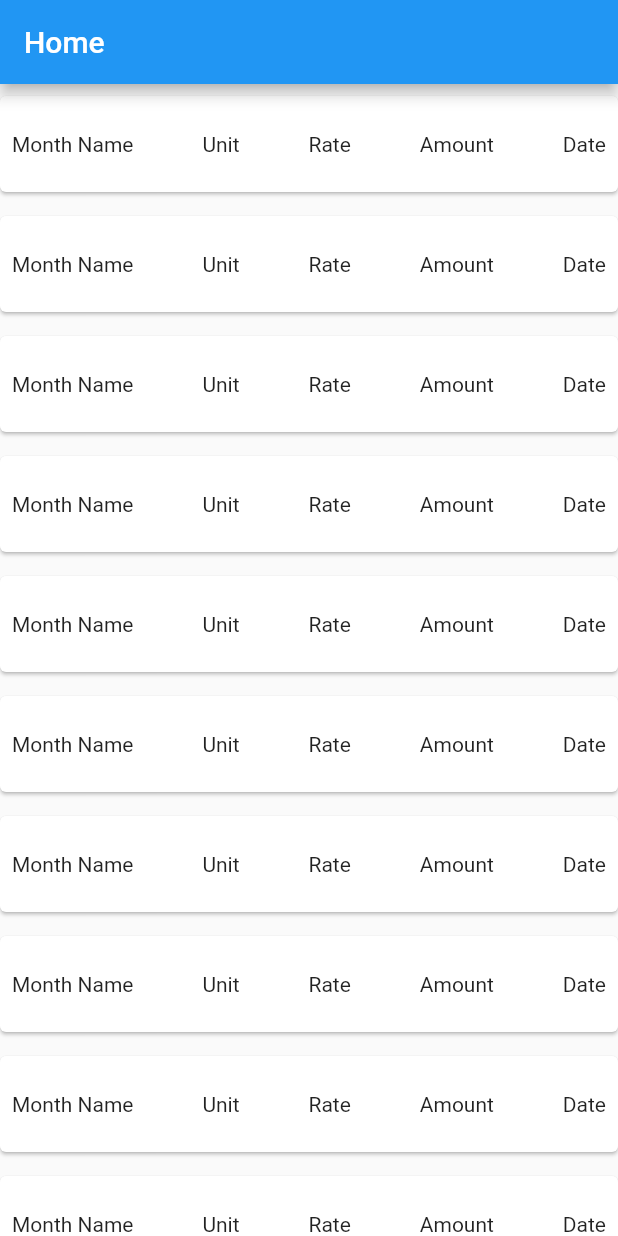
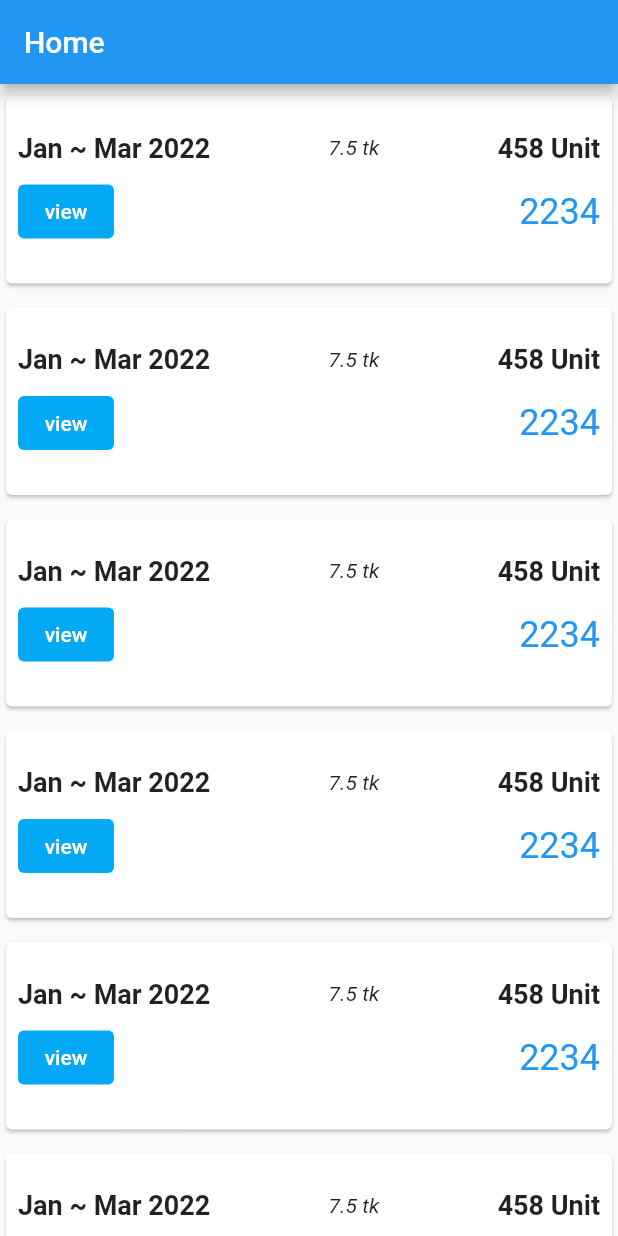
Before and after one commit to tee-jaay/ebills, a Flutter app: the screen it shows after launch, on a phone screen of 412 x 824 dp. Run offline on Flutter 3.47's test engine with Material 2 defaults, Android fonts, the phone set to English and light mode, and no system bars.

Commit message:
list by card

```diff
--- a/lib/widgets/ebill_item.dart
+++ b/lib/widgets/ebill_item.dart
@@ -8,18 +8,66 @@ class EbillItem extends StatelessWidget {
   @override
   Widget build(BuildContext context) {
     return Card(
-      margin: const EdgeInsets.symmetric(vertical: spaceMedium),
+      margin: const EdgeInsets.symmetric(
+          vertical: spaceMedium, horizontal: spaceSmall),
       child: Container(
         width: MediaQuery.of(context).size.width,
-        padding: const EdgeInsets.symmetric(vertical: spaceMax, horizontal: spaceMedium),
-        child: Row(
-          mainAxisAlignment: MainAxisAlignment.spaceBetween,
+        padding: const EdgeInsets.symmetric(
+            vertical: spaceMax, horizontal: spaceMedium),
+        child: Column(
+          crossAxisAlignment: CrossAxisAlignment.start,
           children: [
-            Text('Month Name'),
-            Text('Unit'),
-            Text('Rate'),
-            Text('Amount'),
-            Text('Date'),
+            Row(
+              mainAxisAlignment: MainAxisAlignment.spaceBetween,
+              children: [
+                Text(
+                  'Jan ~ Mar 2022',
+                  style: TextStyle(
+                    fontWeight: FontWeight.bold,
+                    fontSize: 18,
+                  ),
+                ),
+                Text(
+                  '7.5 tk',
+                  style: TextStyle(
+                    fontStyle: FontStyle.italic,
+                  ),
+                ),
+                Text(
+                  '458 Unit',
+                  style: TextStyle(
+                    fontWeight: FontWeight.bold,
+                    fontSize: 18,
+                  ),
+                ),
+              ],
+            ),
+            SizedBox(
+              height: spaceMedium,
+            ),
+            Row(
+              mainAxisAlignment: MainAxisAlignment.spaceBetween,
+              children: [
+                TextButton(
+                  onPressed: () {},
+                  child: Text(
+                    'view',
+                    style: TextStyle(color: Colors.white),
+                  ),
+                  style: ButtonStyle(
+                    backgroundColor:
+                        MaterialStateProperty.all(Colors.lightBlue),
+                  ),
+                ),
+                Text(
+                  '2234',
+                  style: TextStyle(
+                    fontSize: 24.0,
+                    color: Theme.of(context).primaryColor,
+                  ),
+                ),
+              ],
+            ),
           ],
         ),
       ),
--- a/lib/widgets/ebills_list.dart
+++ b/lib/widgets/ebills_list.dart
@@ -1,3 +1,4 @@
+import 'package:ebills/constants.dart';
 import 'package:flutter/material.dart';
 
 import 'ebill_item.dart';
```
